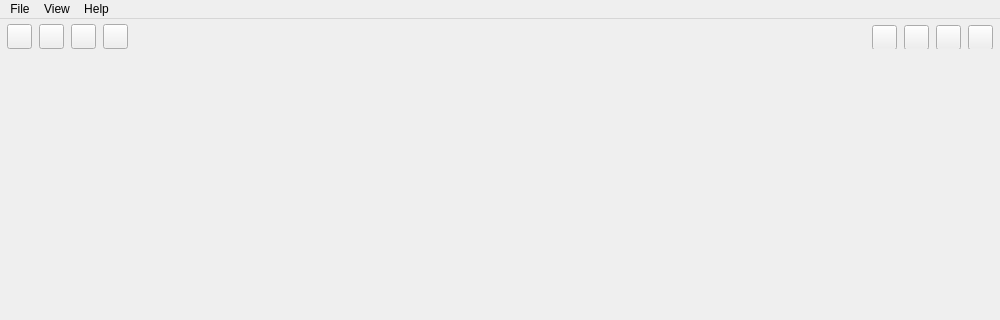
Above: zapzap/view/main_window.ui from rafatosta/zapzap before the change; both pictures show x 0 to 1000 and y 0 to 320 of the 1000 by 600 pixel window. Below: the same form after it.
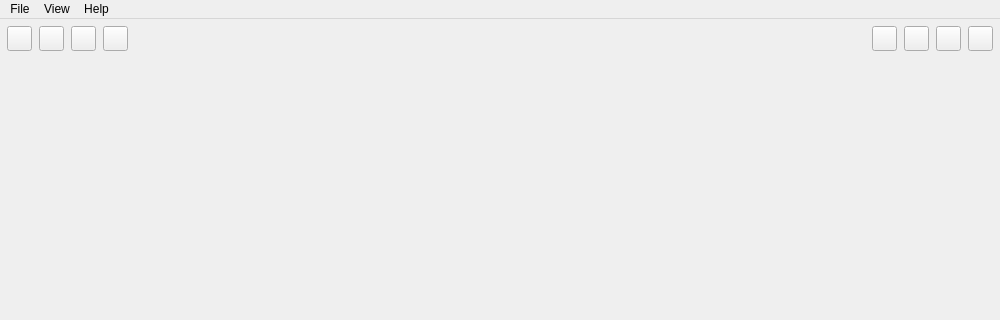
That is the form after the change.

Patch:
```diff
--- a/zapzap/view/main_window.ui
+++ b/zapzap/view/main_window.ui
@@ -65,13 +65,13 @@
          <property name="minimumSize">
           <size>
            <width>0</width>
-           <height>25</height>
+           <height>30</height>
           </size>
          </property>
          <property name="maximumSize">
           <size>
            <width>16777215</width>
-           <height>25</height>
+           <height>30</height>
           </size>
          </property>
          <property name="frameShape">
```
